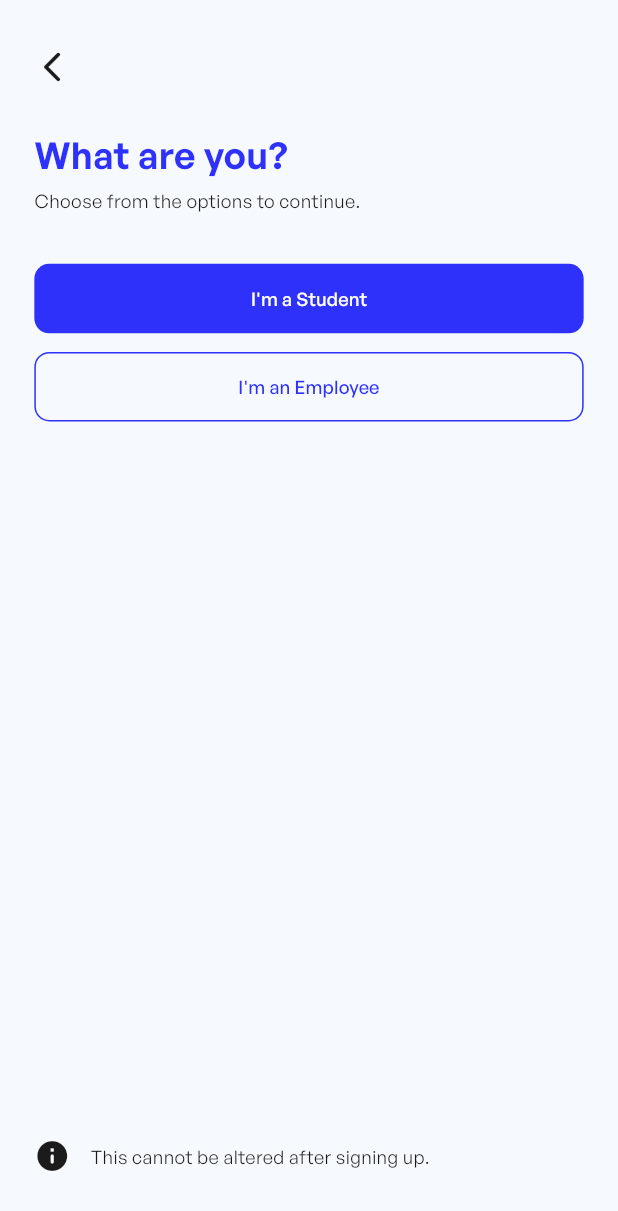
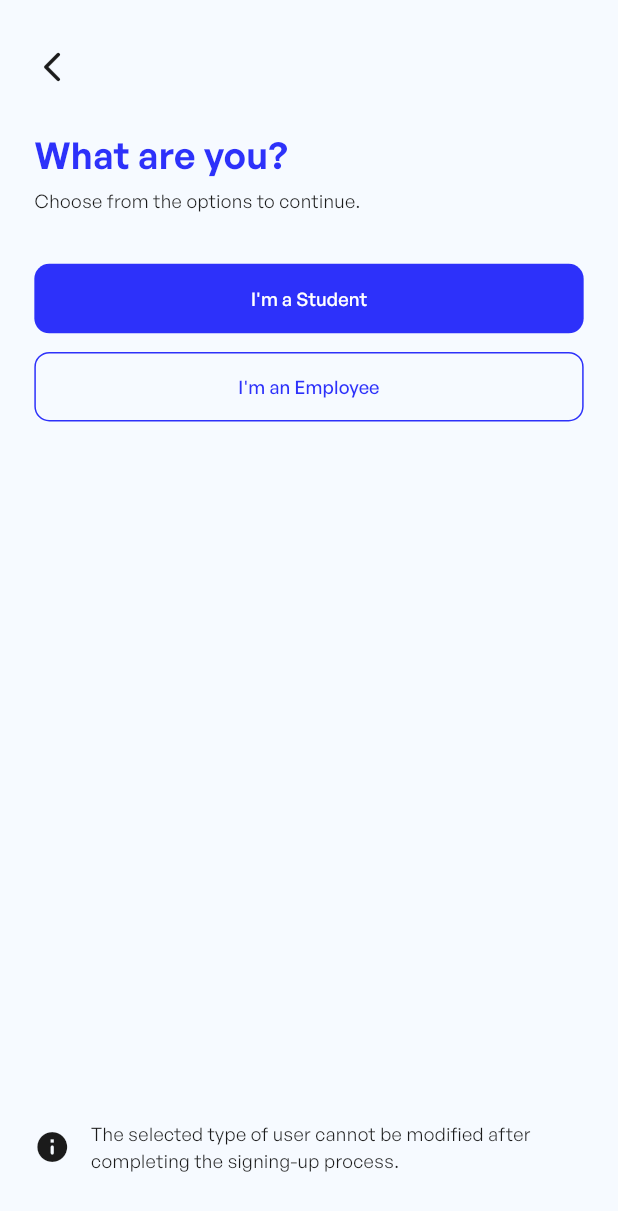
Before and after one commit to MNJDen/Park_in_Capstone, a Flutter app: the SignUpMainScreen screen opened directly, on a phone screen of 412 x 824 dp. Shown: the top 1211 px of the screen. Run offline on Flutter 3.47's test engine with Material 3 defaults, Android fonts, the light colour scheme and no system bars; our stand-ins replace animated_toggle_switch, cloud_firestore, contained_tab_bar_view, firebase_auth, firebase_core, firebase_database and 8 more; missing offline and left inert: disclosure, navbar_router; accounts and stored records are empty.

Commit message:
Screens: Update Sign Up Main

```diff
--- a/lib/screens/sign up/sign_up_main.dart
+++ b/lib/screens/sign up/sign_up_main.dart
@@ -141,7 +141,7 @@ class SignUpMainScreen extends StatelessWidget {
                     ),
                     Flexible(
                       child: Text(
-                        "This cannot be altered after signing up.",
+                        "The selected type of user cannot be modified after completing the signing-up process.",
                         softWrap: true,
                         style: TextStyle(
                           color: blackColor,
```
